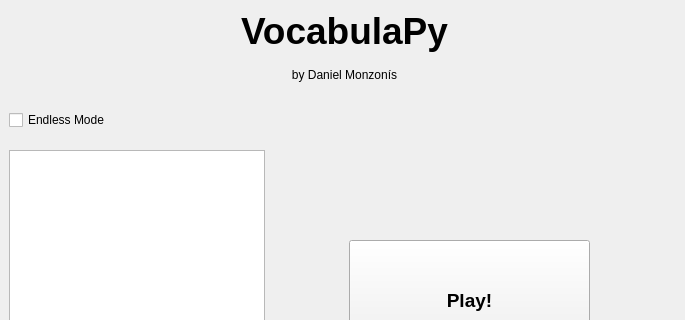
Before: the Qt Designer form gui.ui in dmonzonis/vocabulapy, drawn with Qt 5; both pictures show x 0 to 685 and y 0 to 320 of the 685 by 498 pixel window.
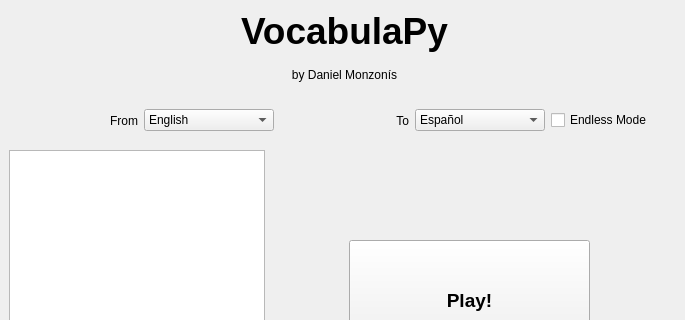
After: the same form once the commit is applied.

```diff
--- a/gui.ui
+++ b/gui.ui
@@ -76,6 +76,44 @@
        </rect>
       </property>
       <layout class="QHBoxLayout" name="horizontalLayout">
+       <item>
+        <widget class="QLabel" name="fromLabel">
+         <property name="text">
+          <string>From</string>
+         </property>
+         <property name="alignment">
+          <set>Qt::AlignRight|Qt::AlignTrailing|Qt::AlignVCenter</set>
+         </property>
+        </widget>
+       </item>
+       <item>
+        <widget class="QComboBox" name="sourceLangBox">
+         <item>
+          <property name="text">
+           <string>English</string>
+          </property>
+         </item>
+        </widget>
+       </item>
+       <item>
+        <widget class="QLabel" name="toLabel">
+         <property name="text">
+          <string>To</string>
+         </property>
+         <property name="alignment">
+          <set>Qt::AlignRight|Qt::AlignTrailing|Qt::AlignVCenter</set>
+         </property>
+        </widget>
+       </item>
+       <item>
+        <widget class="QComboBox" name="targetLangBox">
+         <item>
+          <property name="text">
+           <string>Español</string>
+          </property>
+         </item>
+        </widget>
+       </item>
        <item>
         <widget class="QCheckBox" name="endlessCheckBox">
          <property name="text">
```
